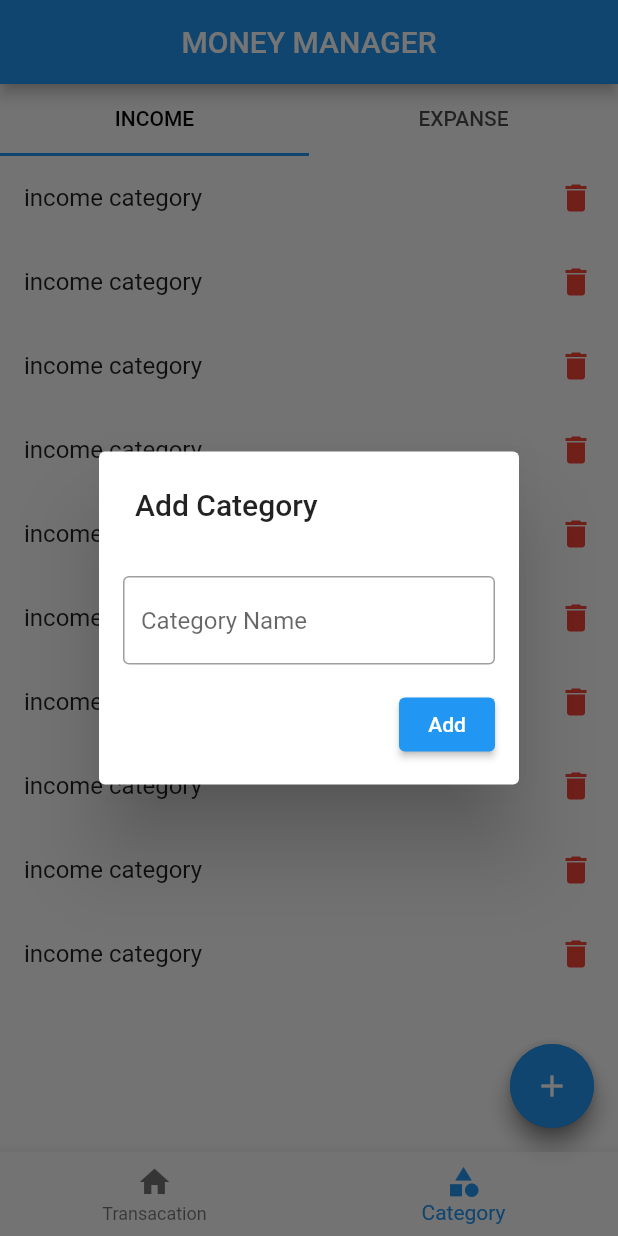
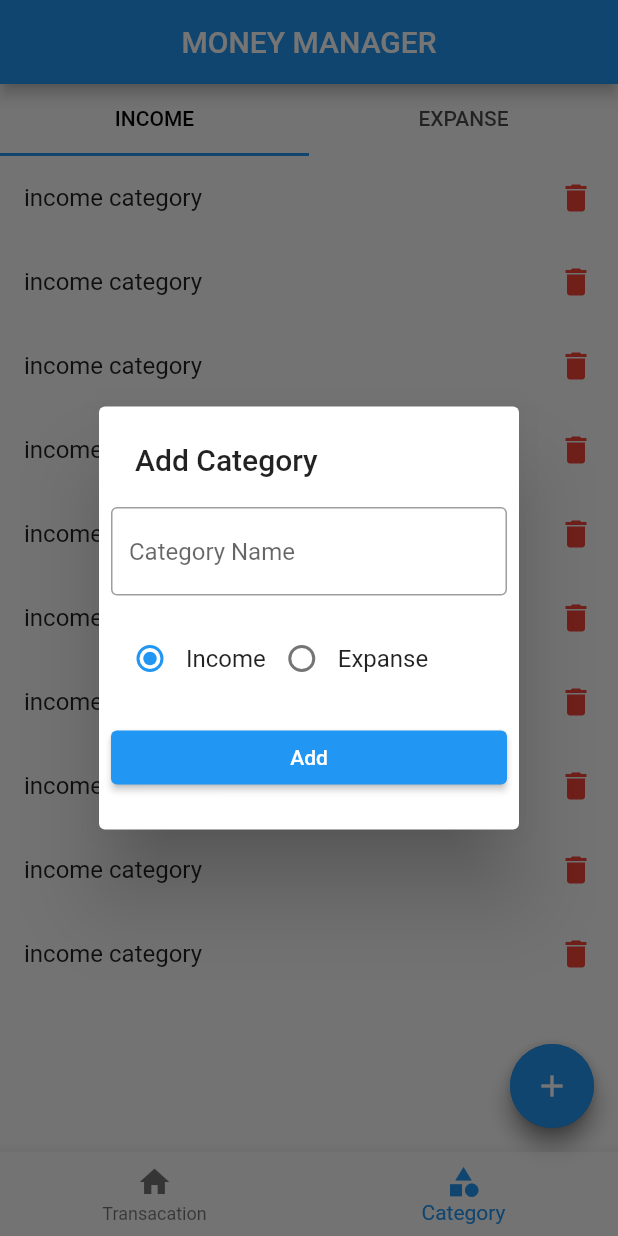
Before and after one commit to anilantony49/money-manager_FundFinder, a Flutter app: the screen it shows after launch, item 2 of the bottom bar chosen, after a tap on the "add" icon, on a phone screen of 412 x 824 dp. Run offline on Flutter 3.47's test engine with Material 2 defaults, Android fonts, the phone set to English and light mode, and no system bars; our stand-ins replace hive_flutter; accounts and stored records are empty.

Commit message:
catagory showDialog created

```diff
--- /dev/null
+++ b/lib/db/category_db.dart
@@ -0,0 +1,35 @@
+import 'package:flutter/material.dart';
+import 'package:flutter_application_1/models/category_models.dart';
+import 'package:hive_flutter/adapters.dart';
+
+final _CATEGORY_DB_NAME= 'categoryDB';
+
+ValueNotifier<List<CategoryModels>> CategoryModelsNotifier=ValueNotifier([]);
+
+abstract class CategoryDbfunctions{
+Future< List<CategoryModels>>getCategories();
+
+ Future<void>insertCategory(CategoryModels value);
+
+
+}
+
+class CategoryDb implements CategoryDbfunctions{
+  @override
+  Future<void> insertCategory(CategoryModels value)async {
+ final _categoryDB=  await  Hive.openBox<CategoryModels>(_CATEGORY_DB_NAME);
+ CategoryModelsNotifier.value.clear();
+ CategoryModelsNotifier.value.addAll(_categoryDB.values);
+ CategoryModelsNotifier.notifyListeners();
+ await _categoryDB.add(value);
+
+  }
+
+  @override
+  Future<List<CategoryModels>> getCategories() async {
+   final _categoryDB=  await  Hive.openBox<CategoryModels>(_CATEGORY_DB_NAME);
+   return  _categoryDB.values.toList();
+
+  }
+
+}
--- a/lib/homescreen.dart
+++ b/lib/homescreen.dart
@@ -1,6 +1,10 @@
 import 'package:flutter/material.dart';
 import 'package:flutter_application_1/screens/category/catagory.dart';
+import 'package:flutter_application_1/screens/category/category_show_popup.dart';
 import 'package:flutter_application_1/screens/transcation.dart';
+
+import 'db/category_db.dart';
+import 'models/category_models.dart';
 
 class ScreenHome extends StatelessWidget {
   ValueNotifier<int> bottomNavigation = ValueNotifier(0);
@@ -43,38 +47,22 @@ class ScreenHome extends StatelessWidget {
           } ,
           valueListenable:bottomNavigation )),
          floatingActionButton:FloatingActionButton(onPressed: (){
-          if(bottomNavigation==0){
+          if(bottomNavigation.value==0){
             print("add transaction");
           }else{
+            ShowCategoryAddPopUp(context);
               print("add category");
+               final _value= CategoryModels(
+                id: DateTime.now().millisecondsSinceEpoch.toString(),
+                name: 'travel',
+                type: CategoryType.expense
+                );
+               CategoryDb().insertCategory(_value);
+
+
+              //  print(_value);
           }
-         showDialog(
-          context:(context),
-          builder: (context){
-           return AlertDialog(
-            actions: [
-            // title:Text('Add Category'),
-            Padding(
-              padding: const EdgeInsets.all(8.0),
-              child: TextFormField(
-                controller:textcontroller ,
-                decoration: InputDecoration(
-                  hintText: 'Category Name',
-                  border: OutlineInputBorder()
-                ),
-              ),
 
-            ),
-            Padding(
-              padding: const EdgeInsets.all(8.0),
-              child:ElevatedButton(onPressed: (){}, child:  Text('Add'))
-
-            )
-
-            ],
-            title: Text('Add Category'),
-            );
-          });
          },
          child: Center(child: Icon(Icons.add),),)
     );
--- a/lib/main.dart
+++ b/lib/main.dart
@@ -1,7 +1,19 @@
 import 'package:flutter/material.dart';
 import 'package:flutter_application_1/homescreen.dart';
+import 'package:flutter_application_1/models/category_models.dart';
+import 'package:hive_flutter/hive_flutter.dart';
 
-void main() {
+void main()async {
+  WidgetsFlutterBinding.ensureInitialized();
+  await Hive.initFlutter();
+
+   if(!Hive.isAdapterRegistered(CategoryTypeAdapter().typeId)){
+    Hive.registerAdapter(CategoryTypeAdapter());
+  }
+
+  if(!Hive.isAdapterRegistered(CategoryModelsAdapter().typeId)){
+    Hive.registerAdapter(CategoryModelsAdapter());
+  }
   runApp(const MyApp());
 }
 
--- /dev/null
+++ b/lib/models/category_models.dart
@@ -0,0 +1,31 @@
+
+import 'package:hive_flutter/adapters.dart';
+part 'category_models.g.dart';
+@HiveType(typeId: 2)
+enum CategoryType{
+  @HiveField(0)
+  income,
+  @HiveField(1)
+  expense,
+}
+@HiveType(typeId: 1)
+class CategoryModels{
+ @HiveField(0)
+ final String id;
+  @HiveField(1)
+ final  String name;
+  @HiveField(2)
+ final bool isDeleted;
+  @HiveField(3)
+ final CategoryType type;
+
+  CategoryModels({required this.id,required this.name, this.isDeleted=false, required this.type});
+
+
+@override
+  String toString() {
+
+    return '{$name $type}';
+
+  }
+}
--- /dev/null
+++ b/lib/models/transaction_models.dart
@@ -0,0 +1,3 @@
+// class transactionModels{
+//   int amount;
+// }
--- a/lib/screens/category/catagory.dart
+++ b/lib/screens/category/catagory.dart
@@ -1,23 +1,37 @@
 import 'package:flutter/material.dart';
+import 'package:flutter_application_1/db/category_db.dart';
+import 'package:flutter_application_1/models/category_models.dart';
 import 'package:flutter_application_1/screens/category/expanse.dart';
 import 'package:flutter_application_1/screens/category/income.dart';
 
+enum Category {income,expense}
 class ScreenCatagory extends StatefulWidget {
 
    ScreenCatagory({ Key? key }) : super(key: key);
 
+
   @override
   State<ScreenCatagory> createState() => _ScreenCatagoryState();
+
 }
 
 class _ScreenCatagoryState extends State<ScreenCatagory> with SingleTickerProviderStateMixin{
+
+ Category?_category=Category.income;
  late TabController _tabController;
   ValueNotifier<int> bottomNavigation = ValueNotifier(0);
-  final textcontroller= TextEditingController();
+
+  // String income='Income';
+
+
 
  @override
   void initState() {
     _tabController=TabController(length: 2, vsync: this);
+    CategoryDb().getCategories().then((value){
+      print('Category value');
+      print( value.toString());
+    });
     super.initState();
   }
 
@@ -36,11 +50,11 @@ class _ScreenCatagoryState extends State<ScreenCatagory> with SingleTickerProvid
             labelColor: Colors.black,
            ),
            Expanded(
-             child: TabBarView(children: [
+             child: TabBarView(children: const [
              IncomePage(),ExpansePage()
              ],
              controller: _tabController,
-             physics: ScrollPhysics(),
+             physics: const ScrollPhysics(),
              ),
            ),
 
@@ -48,40 +62,16 @@ class _ScreenCatagoryState extends State<ScreenCatagory> with SingleTickerProvid
          ],
        ),
           floatingActionButton:FloatingActionButton(onPressed: (){
-          if(bottomNavigation==0){
+          if(bottomNavigation.value==0){
             print("add transaction");
           }else{
               print("add category");
+
           }
-         showDialog(
-          context:(context),
-          builder: (context){
-           return AlertDialog(
-            actions: [
-            // title:Text('Add Category'),
-            Padding(
-              padding: const EdgeInsets.all(8.0),
-              child: TextFormField(
-                controller:textcontroller ,
-                decoration: InputDecoration(
-                  hintText: 'Category Name',
-                  border: OutlineInputBorder()
-                ),
-              ),
 
-            ),
-            Padding(
-              padding: const EdgeInsets.all(8.0),
-              child:ElevatedButton(onPressed: (){}, child:  Text('Add'))
-
-            )
-
-            ],
-            title: Text('Add Category'),
-            );
-          });
          },
-         child: Center(child: Icon(Icons.add),),)
+         child: Center(child: Icon(Icons.add),),
+         )
      );
 
   }
--- /dev/null
+++ b/lib/screens/category/category_show_popup.dart
@@ -0,0 +1,74 @@
+import 'package:flutter/material.dart';
+import 'package:flutter_application_1/models/category_models.dart';
+
+final textcontroller = TextEditingController();
+ValueNotifier<CategoryType> SelectedCategoryType =
+    ValueNotifier(CategoryType.income);
+void ShowCategoryAddPopUp(context) {
+  showDialog(
+      context: (context),
+      builder: (context) {
+        return SimpleDialog(
+          title: const Text('Add Category'),
+          children: [
+            Padding(
+              padding: const EdgeInsets.all(8.0),
+              child: TextFormField(
+                controller: textcontroller,
+                decoration: const InputDecoration(
+                    hintText: 'Category Name', border: OutlineInputBorder()),
+              ),
+            ),
+            Padding(
+                padding: EdgeInsets.all(10),
+                child: Row(
+                  children: [
+                    RadioButton(title: 'Income', type: CategoryType.income),
+                    RadioButton(title: 'Expanse', type: CategoryType.expense)
+                  ],
+                )),
+            Padding(
+                padding: const EdgeInsets.all(8.0),
+                child:
+                ElevatedButton(onPressed: () {
+
+
+                }, child: const Text('Add'))),
+          ],
+        );
+      });
+}
+
+class RadioButton extends StatelessWidget {
+  final String title;
+  final CategoryType type;
+
+  RadioButton({
+    Key? key,
+    required this.title,
+    required this.type,
+  }) : super(key: key);
+
+  @override
+  Widget build(BuildContext context) {
+    return Row(
+      children: [
+        ValueListenableBuilder(
+          valueListenable: SelectedCategoryType,
+          builder:
+              (BuildContext context, CategoryType newCatagorytype, Widget? _) {
+            return Radio<CategoryType>(
+              value: type,
+              groupValue: newCatagorytype,
+              onChanged: (value) {
+                SelectedCategoryType.value = value!;
+                SelectedCategoryType.notifyListeners();
+              },
+            );
+          },
+        ),
+        Text(title),
+      ],
+    );
+  }
+}
--- a/lib/screens/category/income.dart
+++ b/lib/screens/category/income.dart
@@ -7,7 +7,7 @@ class IncomePage extends StatelessWidget {
   Widget build(BuildContext context) {
     return ListView.separated(
       itemBuilder: (context,index){
-        return ListTile(
+        return const ListTile(
           title:Text('income category'),
         trailing: Icon(Icons.delete,color: Colors.red,),
         );
@@ -15,6 +15,7 @@ class IncomePage extends StatelessWidget {
       separatorBuilder: (context,index){
         return SizedBox();
       },
-      itemCount: 10);
+      itemCount: 10
+    );
   }
 }
```
Also changed, not shown: pubspec.yaml (+6 -1 lines), lib/db/transaction_db.dart (added), lib/models/category_models.g.dart (added), pubspec.lock.
